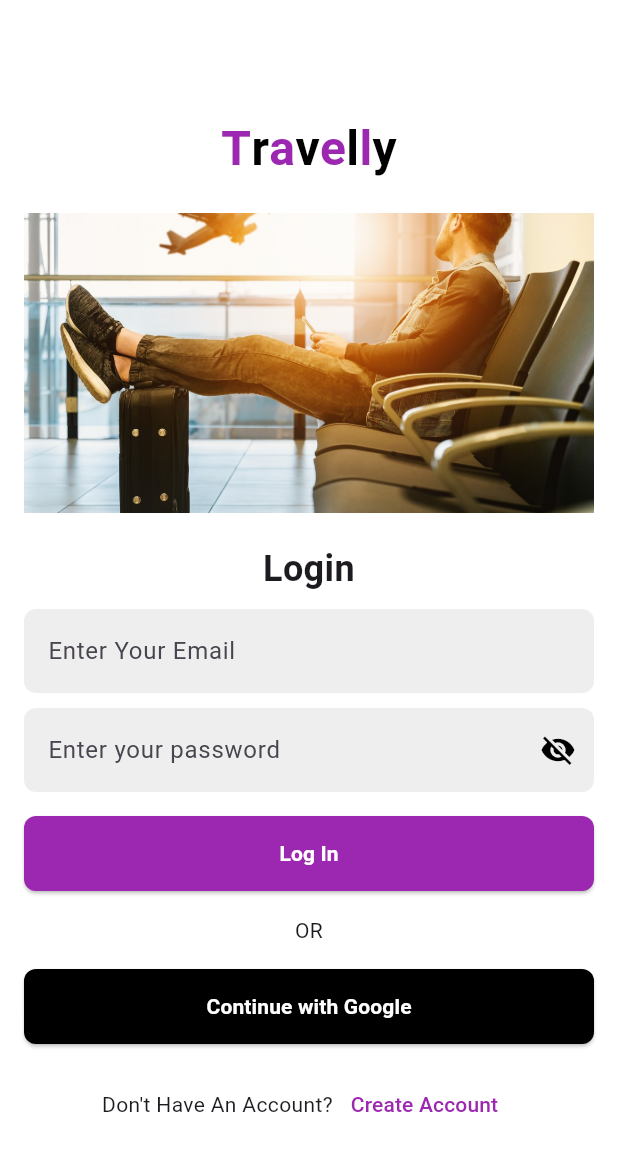
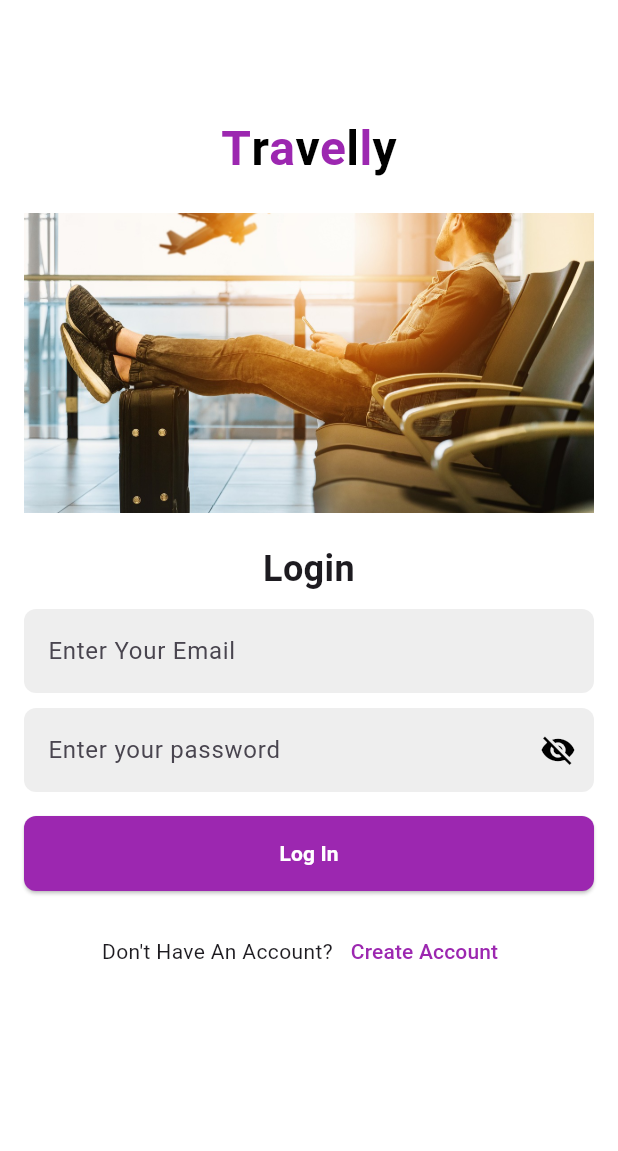
Before and after one commit to DaniyalLilani/Travelly, a Flutter app: the screen it shows after launch, on a phone screen of 412 x 824 dp. Shown: the top 1151 px of the screen. Run offline on Flutter 3.47's test engine with Material 3 defaults, Android fonts, the phone set to English and light mode, and no system bars; our stand-ins replace cloud_firestore, firebase_auth, firebase_core, flutter_dotenv, flutter_local_notifications, flutter_map and 7 more; missing offline and left inert: flutter_map_marker_cluster; accounts and stored records are empty.

Commit message:
More UI and Bug fixes

```diff
--- a/lib/maps/map_view.dart
+++ b/lib/maps/map_view.dart
@@ -85,6 +85,7 @@ class _MapViewState extends State<MapView> {
   Widget build(BuildContext context) {
     return Scaffold(
       appBar: AppBar(
+        automaticallyImplyLeading: false,
         title: const Text("Search a City"),
         actions: [
           IconButton(
--- a/lib/screens/auth/login_screen.dart
+++ b/lib/screens/auth/login_screen.dart
@@ -126,32 +126,6 @@ class _LoginScreenState extends State<LoginScreen> {
                 ),
               ),
               const SizedBox(height: 16),
-              const Text(
-                'OR',
-                textAlign: TextAlign.center,
-              ),
-              const SizedBox(height: 16),
-              ElevatedButton(
-                onPressed: () {
-                  // Implement Google Sign-In logic here
-                },
-                style: ElevatedButton.styleFrom(
-                  backgroundColor: Colors.black,
-                  foregroundColor: Colors.white,
-                  minimumSize: Size(double.infinity, 50),
-                  shape: RoundedRectangleBorder(
-                    borderRadius: BorderRadius.circular(8),
-                  ),
-                ),
-                child: const Text(
-                  'Continue with Google',
-                  style: TextStyle(
-                    fontWeight: FontWeight.bold,
-                    color: Colors.white,
-                  ),
-                ),
-              ),
-              const SizedBox(height: 16),
               Row(
                 mainAxisAlignment: MainAxisAlignment.center,
                 children: [
```
Also changed, not shown: lib/maps/create_pin.dart (+21 -32 lines), lib/screens/calendar_screen.dart (+11 -0 lines).
